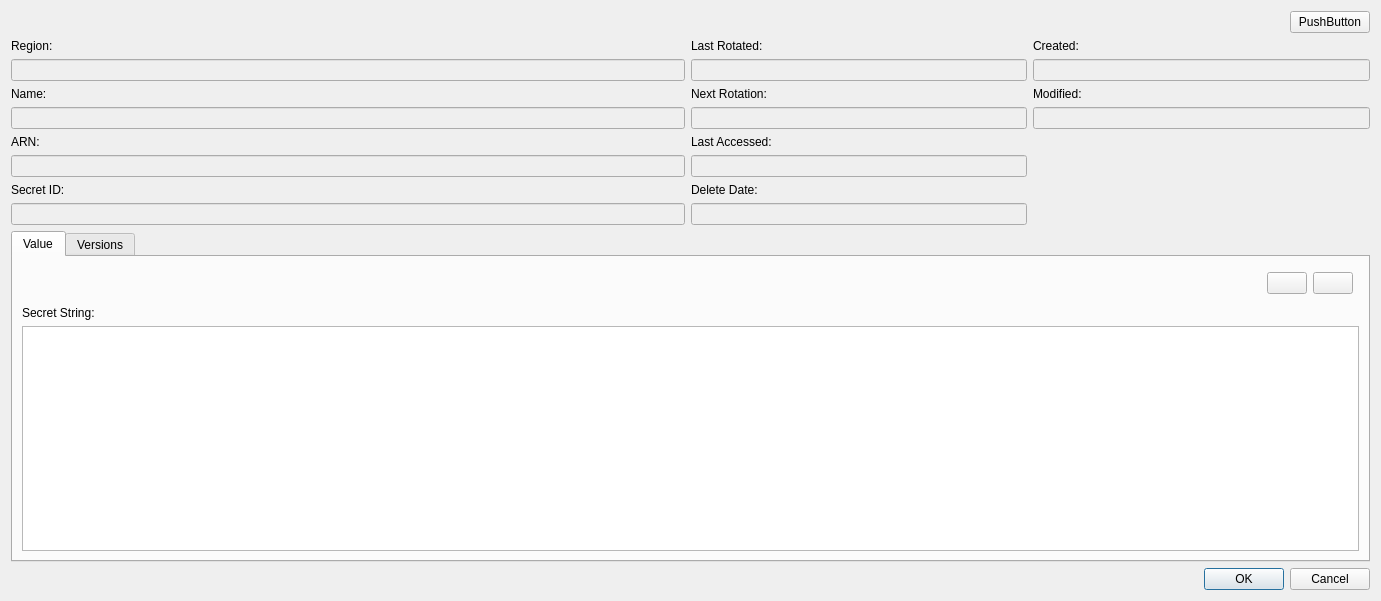
The window that src/modules/secretsmanager/SecretsDetailsDialog.ui (jensvogt/awsmock-qt-ui) describes before a commit, drawn with Qt 5.
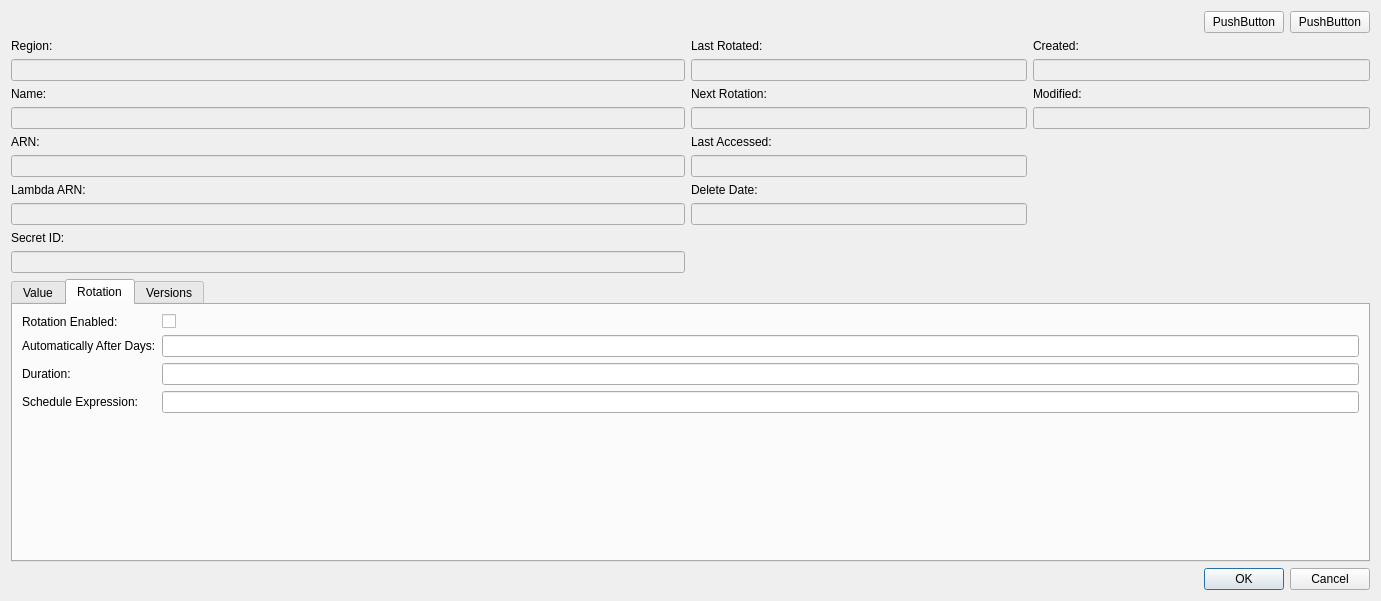
The same window after the commit.

Commit message: fix: secrets manager rotation

```diff
--- a/src/modules/secretsmanager/SecretsDetailsDialog.ui
+++ b/src/modules/secretsmanager/SecretsDetailsDialog.ui
@@ -29,6 +29,16 @@
        </property>
       </spacer>
      </item>
+     <item>
+      <widget class="QPushButton" name="rotateButton">
+       <property name="toolTip">
+        <string>Manually rotate this secret</string>
+       </property>
+       <property name="text">
+        <string>PushButton</string>
+       </property>
+      </widget>
+     </item>
      <item>
       <widget class="QPushButton" name="refreshButton">
        <property name="text">
@@ -75,13 +85,27 @@
        </property>
       </widget>
      </item>
-     <item row="7" column="0">
+     <item row="9" column="0">
       <widget class="QLineEdit" name="secretIdEdit">
        <property name="enabled">
         <bool>false</bool>
        </property>
       </widget>
      </item>
+     <item row="6" column="0">
+      <widget class="QLabel" name="lambdaArnLabel">
+       <property name="text">
+        <string>Lambda ARN:</string>
+       </property>
+      </widget>
+     </item>
+     <item row="7" column="0">
+      <widget class="QLineEdit" name="lambdaArnEdit">
+       <property name="enabled">
+        <bool>false</bool>
+       </property>
+      </widget>
+     </item>
      <item row="2" column="0">
       <widget class="QLabel" name="nameLabel">
        <property name="text">
@@ -96,7 +120,7 @@
        </property>
       </widget>
      </item>
-     <item row="6" column="0">
+     <item row="8" column="0">
       <widget class="QLabel" name="secretIdLabel">
        <property name="text">
         <string>Secret ID:</string>
@@ -185,7 +209,7 @@
    <item>
     <widget class="QTabWidget" name="tabWidget">
      <property name="currentIndex">
-      <number>0</number>
+      <number>1</number>
      </property>
      <widget class="QWidget" name="valueTab">
       <property name="sizePolicy">
@@ -266,6 +290,57 @@
        </item>
       </layout>
      </widget>
+     <widget class="QWidget" name="rotationTab">
+      <attribute name="title">
+       <string>Rotation</string>
+      </attribute>
+      <layout class="QFormLayout" name="formLayout_2">
+       <item row="0" column="0">
+        <widget class="QLabel" name="rotationEnabledLabel">
+         <property name="text">
+          <string>Rotation Enabled:</string>
+         </property>
+        </widget>
+       </item>
+       <item row="0" column="1">
+        <widget class="QCheckBox" name="rotationEnabledCheck">
+         <property name="text">
+          <string/>
+         </property>
+        </widget>
+       </item>
+       <item row="1" column="0">
+        <widget class="QLabel" name="automaticallyAfterDaysLabel">
+         <property name="text">
+          <string>Automatically After Days:</string>
+         </property>
+        </widget>
+       </item>
+       <item row="1" column="1">
+        <widget class="QLineEdit" name="automaticallyAfterDaysEdit"/>
+       </item>
+       <item row="2" column="0">
+        <widget class="QLabel" name="rotationDurationLabel">
+         <property name="text">
+          <string>Duration:</string>
+         </property>
+        </widget>
+       </item>
+       <item row="2" column="1">
+        <widget class="QLineEdit" name="rotationDurationEdit"/>
+       </item>
+       <item row="3" column="0">
+        <widget class="QLabel" name="scheduleExpressionLabel">
+         <property name="text">
+          <string>Schedule Expression:</string>
+         </property>
+        </widget>
+       </item>
+       <item row="3" column="1">
+        <widget class="QLineEdit" name="scheduleExpressionEdit"/>
+       </item>
+      </layout>
+     </widget>
      <widget class="QWidget" name="versionTab">
       <attribute name="title">
        <string>Versions</string>
```
Left out of the diff: 9 changed lines with no effect on the pictures. The commit also changes 7 other files.
